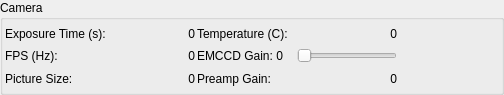
The window that hal4000/qtdesigner/camera-params-detached.ui (ZhuangLab/storm-control) describes before a commit, drawn with Qt 5.
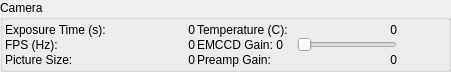
The same window after the commit.

Commit message: Update detached UI based on sizing experiments on a Window7 PC.

What changed in the file:
```diff
--- a/hal4000/qtdesigner/camera-params-detached.ui
+++ b/hal4000/qtdesigner/camera-params-detached.ui
@@ -6,14 +6,14 @@
    <rect>
     <x>0</x>
     <y>0</y>
-    <width>504</width>
-    <height>95</height>
+    <width>451</width>
+    <height>72</height>
    </rect>
   </property>
   <property name="minimumSize">
    <size>
     <width>414</width>
-    <height>95</height>
+    <height>0</height>
    </size>
   </property>
   <property name="windowTitle">
```
Left out of the diff: 13 changed lines with no effect on the pictures. The commit also changes 3 other files.
